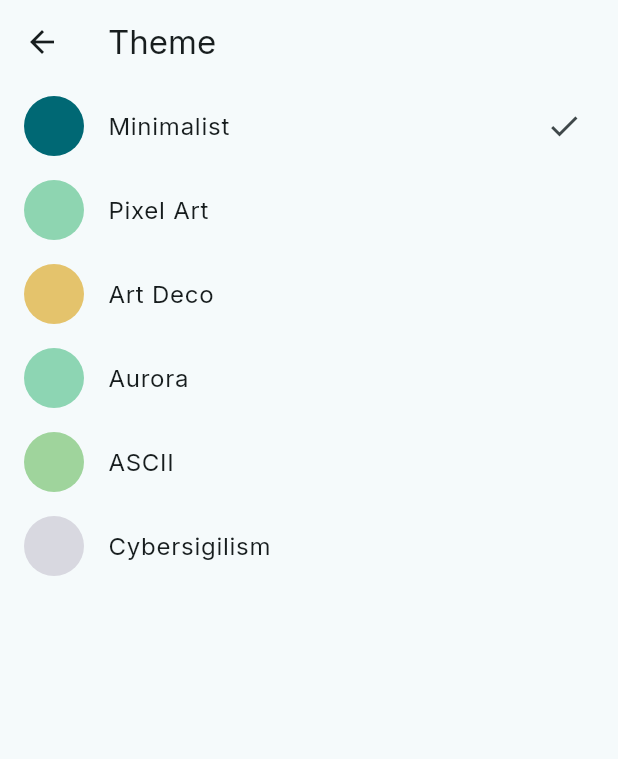
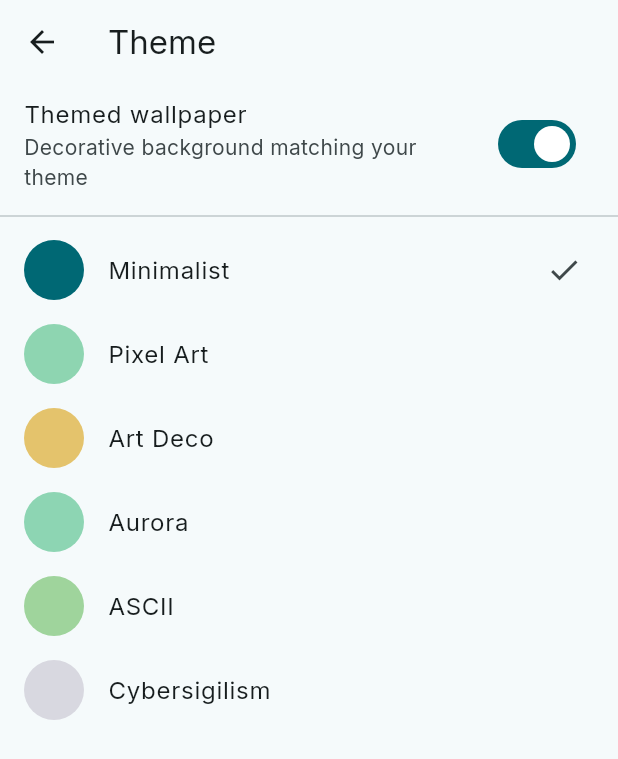
Before and after one commit to 6Guts9/Y-player, a Flutter app: the screen it shows after launch, item 2 of the bottom bar chosen, after a tap on the "palette" icon, on a phone screen of 412 x 824 dp. Shown: the top 759 px of the screen. Run offline on Flutter 3.47's test engine with Material 3 defaults, Android fonts, the phone set to English and light mode, and no system bars; our stand-ins replace audio_service, flutter_riverpod, google_fonts, hive_flutter, just_audio, on_audio_query and 1 more; accounts and stored records are empty.

Commit message:
wallpapers for 'aurora' theme and  'pixelArt' theme

```diff
--- a/lib/app.dart
+++ b/lib/app.dart
@@ -3,6 +3,7 @@ import 'package:flutter_riverpod/flutter_riverpod.dart';
 
 import 'core/themes/theme.dart';
 import 'core/themes/theme_provider.dart';
+import 'core/themes/wallpaper.dart';
 import 'features/player/models/playlist/widgets/library_screen.dart';
 import 'features/player/models/playlist/widgets/playlist_screen.dart';
 import 'features/player/models/widgets/mini_player.dart';
@@ -21,27 +22,33 @@ class MyApp extends ConsumerWidget {
   }
 }
 
-class _Shell extends StatefulWidget {
-  const _Shell();
+class _Shell extends ConsumerStatefulWidget {
+  const _Shell({super.key});
 
   @override
-  State<_Shell> createState() => _ShellState();
+  ConsumerState<_Shell> createState() => _ShellState();
 }
 
-class _ShellState extends State<_Shell> {
+class _ShellState extends ConsumerState<_Shell> {
   int _index = 0;
-
   static const _screens = [LibraryScreen(), PlaylistScreen()];
 
   @override
   Widget build(BuildContext context) {
+    final preset = ref.watch(themeProvider);
+    final wallpaperOn = ref.watch(wallpaperEnabledProvider);
+    final wallpaper = wallpaperOn ? AppWallpaper.wallpaperFor(preset) : null;
+
     return Scaffold(
-      body: _screens[_index],
+      body: Stack(
+        children: [
+          if (wallpaper != null) Positioned.fill(child: wallpaper),
+          _screens[_index],
+        ],
+      ),
       bottomNavigationBar: Column(
         mainAxisSize: MainAxisSize.min,
-        children: [
-          const MiniPlayer(),
-          NavigationBar(
+        children: [const MiniPlayer(), NavigationBar(
             selectedIndex: _index,
             onDestinationSelected: (i) => setState(() => _index = i),
             destinations: const [
--- a/lib/core/themes/theme_picker_screen.dart
+++ b/lib/core/themes/theme_picker_screen.dart
@@ -10,11 +10,20 @@ class ThemePickerScreen extends ConsumerWidget {
   @override
   Widget build(BuildContext context, WidgetRef ref) {
     final current = ref.watch(themeProvider);
+    final wallpaperOn = ref.watch(wallpaperEnabledProvider);
 
     return Scaffold(
       appBar: AppBar(title: const Text('Theme')),
       body: ListView(
-        children: AppThemePreset.values.map((preset) {
+        children: [
+          SwitchListTile(
+            title: const Text('Themed wallpaper'),
+            subtitle: const Text('Decorative background matching your theme'),
+            value: wallpaperOn,
+            onChanged: (_) => ref.read(wallpaperEnabledProvider.notifier).toggle(),
+          ),
+          const Divider(),
+          ...AppThemePreset.values.map((preset) {
             final previewTheme = AppTheme.themeFor(preset);
             final isSelected = preset == current;
 
@@ -24,7 +33,8 @@ class ThemePickerScreen extends ConsumerWidget {
               trailing: isSelected ? const Icon(Icons.check) : null,
               onTap: () => ref.read(themeProvider.notifier).setPreset(preset),
             );
-        }).toList(),
+          }),
+        ],
       ),
     );
   }
--- a/lib/core/themes/theme_provider.dart
+++ b/lib/core/themes/theme_provider.dart
@@ -4,9 +4,14 @@ import '../../data/local/hiveboxes.dart';
 import 'theme.dart';
 
 const _themePresetKey = 'theme_preset';
+const _wallpaperEnabledKey = 'wallpaper_enabled';
 
 final themeProvider = StateNotifierProvider<ThemeNotifier, AppThemePreset>((ref) {
   return ThemeNotifier();
+});
+
+final wallpaperEnabledProvider = StateNotifierProvider<WallpaperNotifier, bool>((ref) {
+  return WallpaperNotifier();
 });
 
 class ThemeNotifier extends StateNotifier<AppThemePreset> {
@@ -26,3 +31,16 @@ class ThemeNotifier extends StateNotifier<AppThemePreset> {
     await HiveBoxes.settingsBox.put(_themePresetKey, preset.name);
   }
 }
+
+class WallpaperNotifier extends StateNotifier<bool> {
+  WallpaperNotifier() : super(_loadSaved());
+
+  static bool _loadSaved() {
+    return HiveBoxes.settingsBox.get(_wallpaperEnabledKey) as bool? ?? true;
+  }
+
+  Future<void> toggle() async {
+    state = !state;
+    await HiveBoxes.settingsBox.put(_wallpaperEnabledKey, state);
+  }
+}
--- a/lib/features/player/models/playlist/widgets/library_screen.dart
+++ b/lib/features/player/models/playlist/widgets/library_screen.dart
@@ -1,6 +1,8 @@
 import 'package:flutter/material.dart';
 import 'package:flutter_riverpod/flutter_riverpod.dart';
 import 'package:on_audio_query/on_audio_query.dart';
+import 'package:y_player/core/themes/wallpaper.dart';
+import '../../../../../core/themes/theme_provider.dart';
 import '../../providers/sorting.dart';
 import '../../providers/library_provider.dart';
 import '../../providers/player_provider.dart';
@@ -68,10 +70,12 @@ class _LibraryScreenState extends ConsumerState<LibraryScreen> {
     }).toList();
 
     final tracks = sortTracks(filteredTracks, sortOption);
-
+final wallpaperOn = ref.watch(wallpaperEnabledProvider);
+final hasWallpaper = wallpaperOn && AppWallpaper.wallpaperFor(ref.watch(themeProvider)) != null;
     return DefaultTabController(
       length: 3,
       child: Scaffold(
+        backgroundColor: hasWallpaper ? Colors.transparent : null ,
         appBar: AppBar(
           title: _buildAppBarTitle(),
           leading: _buildAppBarLeading(),
@@ -81,7 +85,7 @@ class _LibraryScreenState extends ConsumerState<LibraryScreen> {
             child: Container(
               margin: const EdgeInsets.symmetric(horizontal: 16, vertical: 8),
               decoration: BoxDecoration(
-                color: Theme.of(context).colorScheme.surfaceVariant.withOpacity(0.5),
+                color: Theme.of(context).colorScheme.surfaceContainerHighest.withOpacity(0.5),
                 borderRadius: BorderRadius.circular(25),
               ),
               child: TabBar(
--- a/lib/features/player/models/playlist/widgets/playlist_screen.dart
+++ b/lib/features/player/models/playlist/widgets/playlist_screen.dart
@@ -1,5 +1,7 @@
 import 'package:flutter/material.dart';
 import 'package:flutter_riverpod/flutter_riverpod.dart';
+import '../../../../../core/themes/theme_provider.dart';
+import '../../../../../core/themes/wallpaper.dart';
 import 'favorites_screen.dart';
 import 'playlist_screen_details.dart';
 import '../../../../../core/themes/theme_picker_screen.dart';
@@ -15,8 +17,11 @@ class PlaylistScreen extends ConsumerWidget {
   @override
   Widget build(BuildContext context, WidgetRef ref) {
     final playlists = ref.watch(playlistProvider);
+    final wallpaperOn = ref.watch(wallpaperEnabledProvider);
+    final hasWallpaper = wallpaperOn && AppWallpaper.wallpaperFor(ref.watch(themeProvider)) != null;
 
     return Scaffold(
+      backgroundColor: hasWallpaper ? Colors.transparent : null,
       appBar: AppBar(
         title: const Text('Playlists'),
         actions: [
--- a/lib/features/player/models/playlist/widgets/playlist_screen_details.dart
+++ b/lib/features/player/models/playlist/widgets/playlist_screen_details.dart
@@ -2,6 +2,8 @@ import 'package:flutter/material.dart';
 import 'package:flutter_riverpod/flutter_riverpod.dart';
 import 'package:on_audio_query/on_audio_query.dart';
 
+import '../../../../../core/themes/theme_provider.dart';
+import '../../../../../core/themes/wallpaper.dart';
 import '../models/playlist.dart';
 import '../providers/playlist_provider.dart';
 import '../../providers/library_provider.dart';
@@ -24,8 +26,10 @@ class PlaylistDetailScreen extends ConsumerWidget {
     final library = ref.watch(trackLibraryProvider);
     final byId = {for (final t in library) t.id: t};
     final tracks = current.trackIds.map((id) => byId[id]).whereType<Track>().toList();
-
+    final wallpaperOn = ref.watch(wallpaperEnabledProvider);
+    final hasWallpaper = wallpaperOn && AppWallpaper.wallpaperFor(ref.watch(themeProvider)) != null;
     return Scaffold(
+      backgroundColor: hasWallpaper ? Colors.transparent : null,
       appBar: AppBar(title: Text(current.name)),
       body: tracks.isEmpty
           ? const Center(child: Text('No tracks yet — add some from the Library tab'))
--- a/lib/main.dart
+++ b/lib/main.dart
@@ -18,6 +18,7 @@ Future<void> main() async {
       androidNotificationChannelId: 'com.example.y_player.audio',
       androidNotificationChannelName: 'Playback',
       androidNotificationOngoing: true,
+      androidStopForegroundOnPause: true,
     ),
   );
 
```
Also changed, not shown: lib/core/themes/wallpaper.dart (added, +113 -0 lines), lib/data/audio_source_handler.dart (+40 -1 lines), lib/features/player/models/playlist/widgets/favorites_screen.dart (+6 -2 lines), lib/features/player/models/providers/library_provider.dart (+1 -15 lines). Lines whose indentation alone changed are shown as unchanged.
